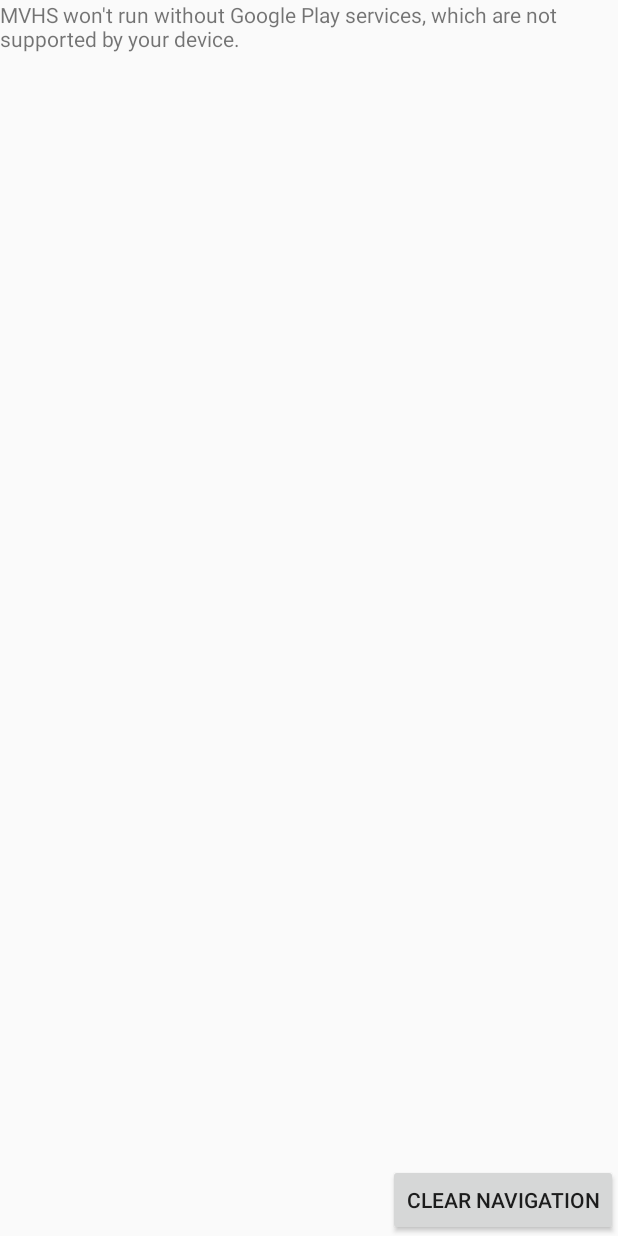
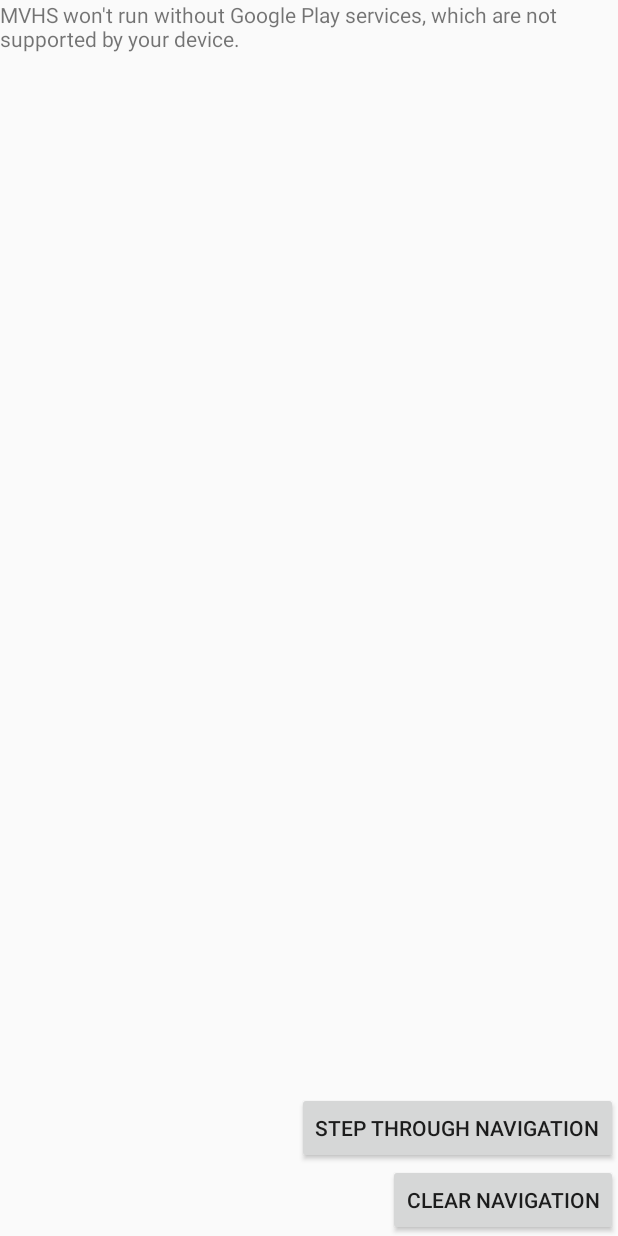
Before and after one commit to mvhs-apps/mvhs-app, an Android app: the screen it shows after launch (MapActivity), after a tap on "CLEAR NAVIGATION", on a phone screen of 412 x 824 dp. Run offline under Robolectric (Android 15) with nearby library versions, the phone set to English and light mode, and no system bars.

Commit message:
Whole bunch of new things

```diff
--- a/app/src/main/java/com/mvhsapp/app/pathfinding/MapData.java
+++ b/app/src/main/java/com/mvhsapp/app/pathfinding/MapData.java
@@ -1,10 +1,8 @@
 package com.mvhsapp.app.pathfinding;
 
 import java.util.ArrayList;
-import java.util.Collection;
 import java.util.Collections;
 import java.util.HashMap;
-import java.util.HashSet;
 import java.util.List;
 import java.util.Map;
 
@@ -16,33 +14,100 @@ public class MapData {
 
     public static final Map<Node, LocationNode> locationNodeMap;
     public static final Map<Node, Node> pathNodeMap;
-    private static final double[][][] WING_600 = {
-            //601
-            {{37.361031, -122.067937}, {37.360991, -122.067937}}
+    private static final double[][][][] LOCATIONS = {
+            //600
+            {
+                    //601 (location node, path node)
+                    {{37.361031, -122.067937}, {37.360991, -122.067937}},
+                    //612
+                    {{37.361031, -122.067104}, {37.360991, -122.067104}}
+            },
+
+            //200
+            {
+                    //208
+                    {{37.360480, -122.067557}, {37.360480, -122.067525}}
+            },
+
+            //500
+            {
+                    //522
+                    {{37.359243, -122.066430}, {37.359243, -122.066387}}
+            }
     };
-    private static final String[] WING_600_NAMES = {"601"};
+    private static final String[] LOCATION_NAMES = {"601", "612", "208", "522"};
+
     private static final double[][][] PATHS = {
             //lat long, y x
-            //600
-            {{37.360991, -122.067985},
-                    {37.360991, -122.066269}},
 
             //Main path
-            {{37.361234, -122.067985},
-                    {37.359545, -122.067985}},
+            {{37.360991, -122.068003}, {37.360720, -122.068003}, {37.360408, -122.068003},
+                    {37.360150, -122.068003}, {37.359889, -122.068003}, {37.359485, -122.068003},
+                    {37.359218, -122.068003}},
+
+            //Second vertical path
+            {{37.360991, -122.067745}, {37.360720, -122.067745}, {37.360408, -122.067745},
+                    {37.360150, -122.067745}},
+
+            //Third vertical
+            {{37.360991, -122.067525}, {37.360720, -122.067525}, {37.360408, -122.067525}},
+
+            //Fourth vertical
+            {{37.360720, -122.067411}, {37.360408, -122.067411}, {37.360150, -122.067411}, {37.359889, -122.067411}, {37.359485, -122.067411}, {37.359218, -122.067411}},
+
+            //Fifth vertical
+            {{37.360991, -122.066982}, {37.360720, -122.066982}, {37.360408, -122.066982}, {37.360150, -122.066982}},
+
+            //Sixth vertical
+            {{37.360991, -122.066300}, {37.360408, -122.066300}, {37.360150, -122.066300}},
+
+            //600
+            {{37.360991, -122.068003}, {37.360991, -122.067745}, {37.360991, -122.067525}, {37.360991, -122.066982}, {37.360991, -122.066300}},
+
             //100
-            {{37.360720, -122.067985},
-                    {37.360720, -122.066975}}
+            {{37.360720, -122.068003}, {37.360720, -122.067745}, {37.360720, -122.067525}, {37.360720, -122.067411}, {37.360720, -122.066982}, {37.360408, -122.066580}},
 
+            //200
+            {{37.360408, -122.068003}, {37.360408, -122.067745}, {37.360408, -122.067525}, {37.360408, -122.067411}, {37.360408, -122.066982}, {37.360408, -122.066580}, {37.360408, -122.066300}},
+
+            //300
+            {{37.360150, -122.068003}, {37.360150, -122.067745}, {37.360150, -122.067411}, {37.360150, -122.066982}, {37.360150, -122.066300}},
+
+            //400
+            {{37.359889, -122.068003}, {37.359889, -122.067411}, {37.359889, -122.067411}, {37.359781, -122.067411},
+                    {37.359781, -122.066713}, {37.359781, -122.066267}, {37.359674, -122.066267}},
+
+            //500
+            {{37.359485, -122.068003}, {37.359485, -122.067411}, {37.359485, -122.066713}, {37.359532, -122.066713},
+                    {37.359532, -122.066387}, {37.359532, -122.066267}, {37.359470, -122.066267}},
+
+            //400/500 end connection
+            {{37.359674, -122.066267}, {37.359532, -122.066267}},
+
+            //Side
+            {{37.359218, -122.068003}, {37.359218, -122.067411}, {37.359218, -122.066713}, {37.359218, -122.066387}},
+
+            //4/5/side 419 connection
+            {{37.359781, -122.066713}, {37.359532, -122.066713}, {37.359485, -122.066713}, {37.359218, -122.066713}},
+
+            //5/side 519 connection
+            {{37.359532, -122.066387}, {37.359218, -122.066387}}
     };
 
-    private static Node tempAddedNode;
+    private static Node tempAddedLocationNode;
 
     static {
         locationNodeMap = new HashMap<>();
-        for (int i = 0; i < WING_600.length; i++) {
-            LocationNode node = new LocationNode(WING_600[i][0][0], WING_600[i][0][1], WING_600[i][1][0], WING_600[i][1][1], WING_600_NAMES[i]);
+        int count = 0;
+        for (double[][][] WING : LOCATIONS) {
+            for (double[][] ROOM : WING) {
+                LocationNode node = new LocationNode(
+                        ROOM[0][0], ROOM[0][1],
+                        ROOM[1][0], ROOM[1][1],
+                        LOCATION_NAMES[count]);
+                count++;
                 locationNodeMap.put(node, node);
+            }
         }
 
         pathNodeMap = new HashMap<>();
@@ -63,59 +128,35 @@ public class MapData {
                 }
             }
 
+            //TODO: remove duplicate nodes (after using the ones from the path already added)
+
             //Connect all added nodes up, add it to node map
             for (int i = 0; i < added.size(); i++) {
-                for (int j = 0; j < added.size(); j++) {
-                    if (i != j) {
+                if (i != added.size() - 1) {
+                    int j = i + 1;
                     added.get(i).addConnected(added.get(j));
                     added.get(j).addConnected(added.get(i));
                 }
-                }
                 pathNodeMap.put(added.get(i), added.get(i));
-            }
-
-            Collection<Node> oldPathNodes = new HashSet<>(pathNodeMap.values());
-            oldPathNodes.removeAll(added);
-            //If the added node is on the line of two other nodes on node map, connect it up
-            for (Node nodeAdded : added) {
-                for (Node pathNode : oldPathNodes) {
-                    Node pathNodeConnected = pathNode.nodeLiesOnConnectedPath(nodeAdded);
-                    if (pathNodeConnected != null && !pathNodeConnected.equals(nodeAdded)) {
-                        nodeAdded.addConnected(pathNode);
-                        nodeAdded.addConnected(pathNodeConnected);
-                        pathNodeConnected.addConnected(nodeAdded);
-                        pathNodeConnected.removeConnected(pathNode);
-                        pathNode.addConnected(nodeAdded);
-                        pathNode.removeConnected(pathNodeConnected);
-                    }
-                }
-            }
-            //If any node is on the line of two of the added nodes, connect it up
-            for (Node pathNode : oldPathNodes) {
-                for (Node nodeAdded : added) {
-                    Node nodeAddedConnected = nodeAdded.nodeLiesOnConnectedPath(pathNode);
-                    if (nodeAddedConnected != null && !nodeAddedConnected.equals(pathNode)) {
-                        pathNode.addConnected(nodeAdded);
-                        pathNode.addConnected(nodeAddedConnected);
-                        nodeAdded.addConnected(pathNode);
-                        nodeAdded.removeConnected(nodeAddedConnected);
-                        nodeAddedConnected.addConnected(pathNode);
-                        nodeAddedConnected.removeConnected(nodeAdded);
-                    }
-                }
             }
         }
 
     }
 
+    /**
+     * Finds path.
+     *
+     * @param start Node from path node map
+     * @param end   Node with coords of end (a location node)
+     * @return path
+     */
     public static List<Node> findPath(Node start, Node end) {
         cleanTempNodes();
         end = MapData.addLocationNodeToPaths(end);
         if (end == null) {
             return null;
         }
-        tempAddedNode = end;
-        start = MapData.pathNodeMap.get(start);
+        tempAddedLocationNode = end;
         SortedNodeList openList = new SortedNodeList();
         List<Node> closedList = new ArrayList<>();
 
@@ -190,9 +231,9 @@ public class MapData {
     }
 
     public static void cleanTempNodes() {
-        if (tempAddedNode != null) {
-            removeLocationNode((LocationNode) tempAddedNode);
-            tempAddedNode = null;
+        if (tempAddedLocationNode != null) {
+            removeLocationNode((LocationNode) tempAddedLocationNode);
+            tempAddedLocationNode = null;
         }
     }
 
@@ -200,10 +241,12 @@ public class MapData {
         Node pathNode = node.getPathNode();
         List<Node> connected = new ArrayList<>(pathNode.getConnected());
         connected.remove(node);
+        if (connected.size() >= 2) {
             connected.get(0).addConnected(connected.get(1));
             connected.get(1).addConnected(connected.get(0));
             pathNode.removeConnected(connected.get(0));
             pathNode.removeConnected(connected.get(1));
+        }
         pathNodeMap.remove(pathNode);
         pathNodeMap.remove(node);
     }
--- a/app/src/main/java/com/mvhsapp/app/pathfinding/Node.java
+++ b/app/src/main/java/com/mvhsapp/app/pathfinding/Node.java
@@ -1,7 +1,6 @@
 package com.mvhsapp.app.pathfinding;
 
 import android.support.annotation.NonNull;
-import android.util.Log;
 
 import java.util.HashSet;
 import java.util.Set;
@@ -111,7 +110,6 @@ public class Node implements Comparable {
 
     public Node nodeLiesOnConnectedPath(Node check) {
         for (Node connected : mConnected) {
-            Log.e("Text", check + "/" + connected + "/" + this);
             if (distance(this, check) + distance(check, connected) == distance(this, connected)) {
                 return connected;
             }
--- a/app/src/main/res/layout/activity_map.xml
+++ b/app/src/main/res/layout/activity_map.xml
@@ -18,4 +18,24 @@
         android:layout_alignParentRight="true"
         android:text="Clear Navigation" />
 
+    <Button
+        android:id="@id/activity_map_button_show_nav"
+        android:layout_width="wrap_content"
+        android:layout_height="wrap_content"
+        android:layout_above="@id/activity_map_button_clear_nav"
+        android:layout_alignParentEnd="true"
+        android:layout_alignParentRight="true"
+        android:text="Step through navigation" />
+
+    <CheckBox
+        android:id="@id/activity_map_checkbox_debug"
+        android:layout_width="wrap_content"
+        android:layout_height="wrap_content"
+        android:layout_above="@id/activity_map_button_show_nav"
+        android:layout_alignParentEnd="true"
+        android:layout_alignParentRight="true"
+        android:paddingRight="8dp"
+        android:text="Debug Mode"
+        android:textColor="@android:color/white" />
+
 </RelativeLayout>
--- a/app/src/main/res/values/colors.xml
+++ b/app/src/main/res/values/colors.xml
@@ -2,4 +2,5 @@
 <resources>
     <item name="primary_dark" type="color">#F9A825</item>
     <item name="primary" type="color">#FDD835</item>
+    <item name="accent" type="color">#fffdfb16</item>
 </resources>
--- a/app/src/main/res/values/ids.xml
+++ b/app/src/main/res/values/ids.xml
@@ -4,4 +4,6 @@
     <item name="map_button" type="id" />
     <item name="activity_map_fragment_container" type="id" />
     <item name="activity_map_button_clear_nav" type="id" />
+    <item name="activity_map_button_show_nav" type="id" />
+    <item name="activity_map_checkbox_debug" type="id" />
 </resources>
--- a/app/src/main/res/values/styles.xml
+++ b/app/src/main/res/values/styles.xml
@@ -4,6 +4,7 @@
     <style name="Theme.MVHSApp.Light" parent="Theme.AppCompat.Light.NoActionBar">
         <item name="colorPrimary">@color/primary</item>
         <item name="colorPrimaryDark">@color/primary_dark</item>
+        <item name="colorAccent">@color/accent</item>
     </style>
 
 </resources>
```
Also changed, not shown: app/src/main/java/com/mvhsapp/app/MapActivity.java (+99 -36 lines), app/src/main/java/com/mvhsapp/app/pathfinding/SortedList.java (deleted, +0 -7 lines). Lines whose indentation alone changed are shown as unchanged.
